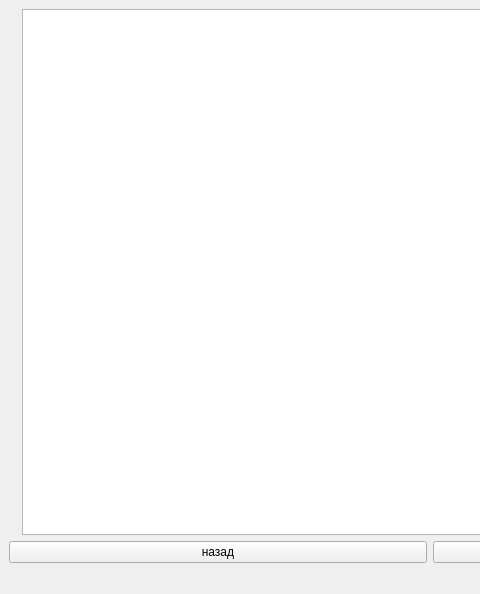
First picture: the form in mainwindow.ui, repository antonak387/image-result-display, before the edit; both pictures show x 0 to 480 and y 0 to 594 of the 1285 by 594 pixel window.
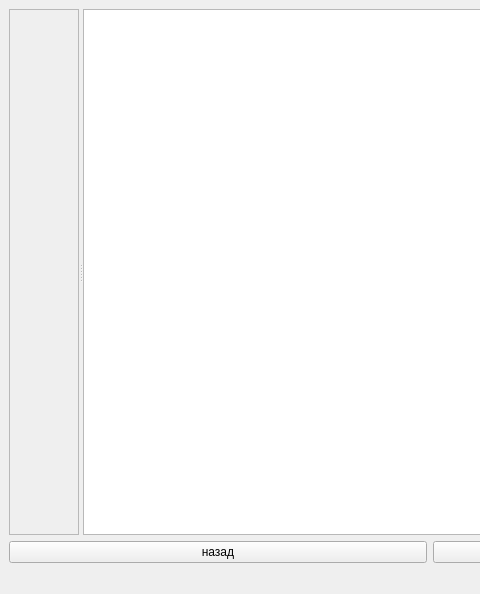
Second picture: the form after the edit.

Diff of the .ui file:
```diff
--- a/mainwindow.ui
+++ b/mainwindow.ui
@@ -14,20 +14,56 @@
    <string>MainWindow</string>
   </property>
   <widget class="QWidget" name="centralwidget">
-   <layout class="QGridLayout" name="gridLayout">
+   <layout class="QGridLayout" name="gridLayout_2">
     <item row="0" column="0">
-     <layout class="QHBoxLayout" name="horizontalLayout_2">
-      <item>
-       <widget class="QLabel" name="label">
-        <property name="text">
-         <string/>
+     <widget class="QSplitter" name="splitter">
+      <property name="orientation">
+       <enum>Qt::Horizontal</enum>
+      </property>
+      <widget class="QScrollArea" name="scrollArea">
+       <property name="sizePolicy">
+        <sizepolicy hsizetype="Expanding" vsizetype="Expanding">
+         <horstretch>0</horstretch>
+         <verstretch>0</verstretch>
+        </sizepolicy>
+       </property>
+       <property name="widgetResizable">
+        <bool>true</bool>
+       </property>
+       <widget class="QWidget" name="widget_image">
+        <property name="geometry">
+         <rect>
+          <x>0</x>
+          <y>0</y>
+          <width>566</width>
+          <height>255</height>
+         </rect>
         </property>
+        <layout class="QGridLayout" name="gridLayout">
+         <property name="leftMargin">
+          <number>0</number>
+         </property>
+         <property name="topMargin">
+          <number>0</number>
+         </property>
+         <property name="rightMargin">
+          <number>0</number>
+         </property>
+         <property name="bottomMargin">
+          <number>0</number>
+         </property>
+         <item row="0" column="1">
+          <widget class="QLabel" name="label_backgroundImage">
+           <property name="text">
+            <string/>
+           </property>
+          </widget>
+         </item>
+        </layout>
        </widget>
-      </item>
-      <item>
-       <widget class="QTableWidget" name="tableWidget"/>
-      </item>
-     </layout>
+      </widget>
+      <widget class="QTableWidget" name="tableWidget"/>
+     </widget>
     </item>
     <item row="1" column="0">
      <layout class="QHBoxLayout" name="horizontalLayout">
```
